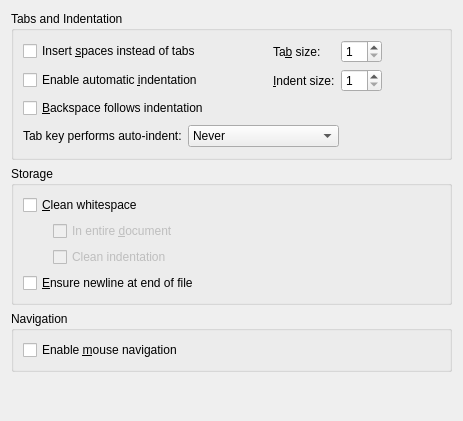
The window that src/plugins/texteditor/behaviorsettingspage.ui (qt-creator/qt-creator) describes before a commit, drawn with Qt 5.
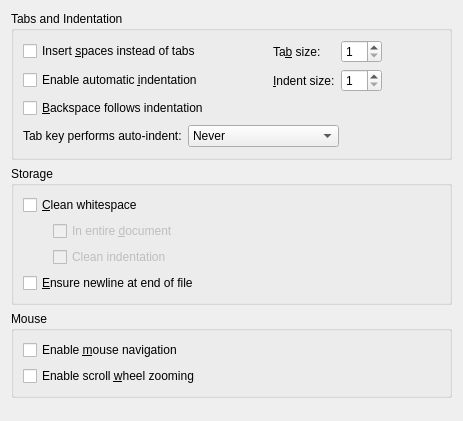
The same window after the commit.

Commit message:
Made it possible to turn off scroll wheel zooming
It activates too easily for some people.

Task-number: QTCREATORBUG-406

```diff
--- a/src/plugins/texteditor/behaviorsettingspage.ui
+++ b/src/plugins/texteditor/behaviorsettingspage.ui
@@ -279,7 +279,7 @@
    <item>
     <widget class="QGroupBox" name="groupBoxNavigation">
      <property name="title">
-      <string>Navigation</string>
+      <string>Mouse</string>
      </property>
      <layout class="QVBoxLayout" name="verticalLayout_2">
       <item>
@@ -289,6 +289,13 @@
         </property>
        </widget>
       </item>
+      <item>
+       <widget class="QCheckBox" name="scrollWheelZooming">
+        <property name="text">
+         <string>Enable scroll &amp;wheel zooming</string>
+        </property>
+       </widget>
+      </item>
      </layout>
     </widget>
    </item>
```
Left out of the diff: 2 changed lines with no effect on the pictures. The commit also changes 7 other files.
